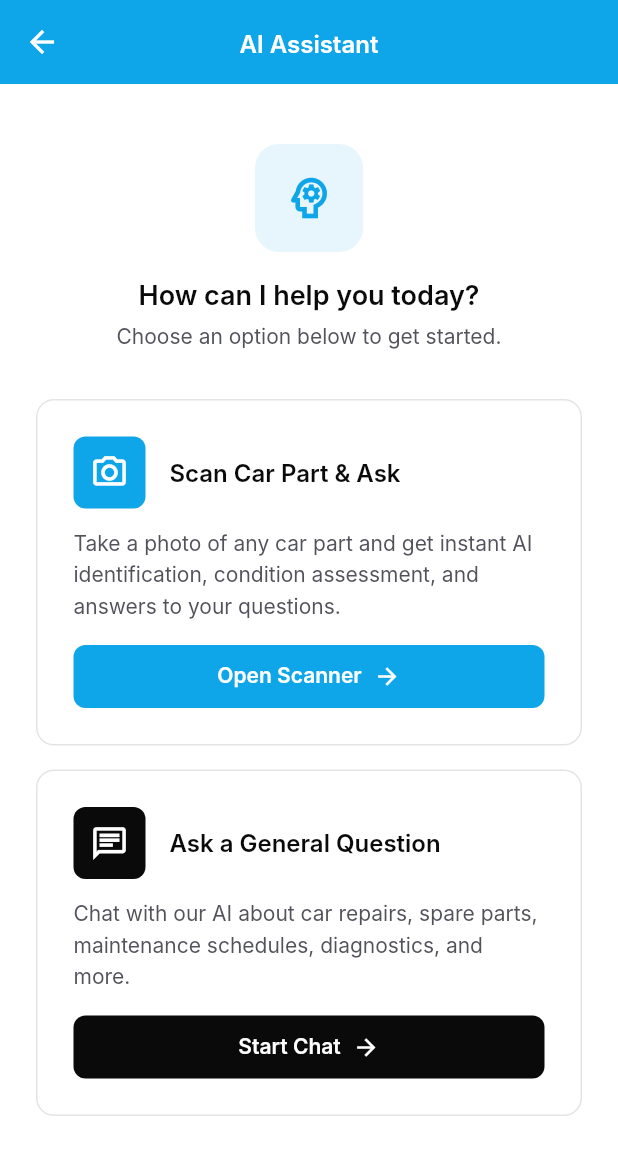
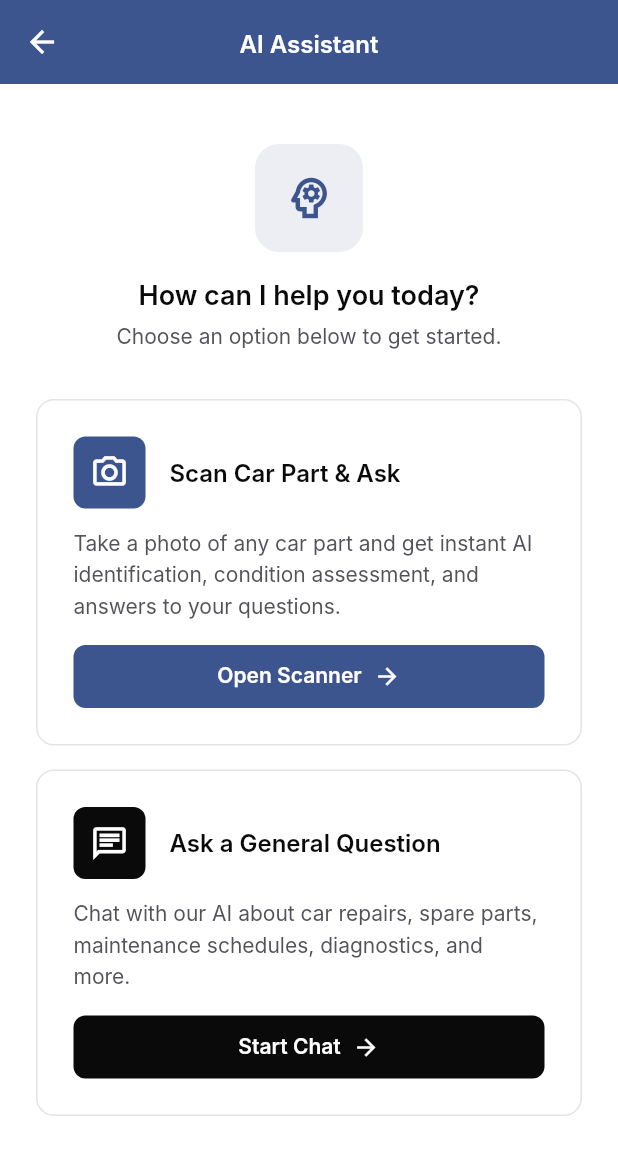
Before and after one commit to kiwanacollins/moto-lens, a Flutter app: the AiAssistantScreen screen opened by its route, on a phone screen of 412 x 824 dp. Shown: the top 1155 px of the screen. Run offline on Flutter 3.47's test engine with Material 3 defaults, Android fonts, the phone set to English and light mode, and no system bars; our stand-ins replace cached_network_image, connectivity_plus, flutter_markdown, flutter_secure_storage, flutter_svg, form_builder_validators and 5 more; missing offline and left inert: local_auth_android, mobile_scanner; accounts and stored records are empty; Roboto replaces fonts that are missing (Inter); project files that could hold a hidden picture were left out.

Commit message:
fix: Update brand colors and theme references in app_colors and app_theme

```diff
--- a/moto_lens_mobile/lib/styles/app_colors.dart
+++ b/moto_lens_mobile/lib/styles/app_colors.dart
@@ -1,18 +1,22 @@
 import 'package:flutter/material.dart';
 
-/// German Car Medic Brand Colors
+/// MotoLens Brand Colors
 ///
-/// Professional automotive design system matching React PWA
-/// Core colors: Electric Blue, Carbon Black, Gunmetal Gray
+/// Professional automotive design system
+/// Core colors: Navy Blue, Racing Red, Carbon Black, Gunmetal Gray
 class AppColors {
   // Private constructor to prevent instantiation
   AppColors._();
 
   /// ==================== BRAND CORE COLORS ====================
 
-  /// Electric Blue (#0ea5e9) - Primary brand color
+  /// Navy Blue (#3c558f) - Primary brand color (from logo)
   /// Used for: CTAs, primary buttons, interactive elements, highlights
-  static const Color electricBlue = Color(0xFF0EA5E9);
+  static const Color electricBlue = Color(0xFF3C558F);
+
+  /// Racing Red (#d82f37) - Accent brand color (from logo)
+  /// Used for: Secondary CTAs, highlights, status indicators, accents
+  static const Color racingRed = Color(0xFFD82F37);
 
   /// Carbon Black (#0a0a0a) - Main text and high-contrast elements
   /// Used for: Main text, headings, dark backgrounds
@@ -49,7 +53,7 @@ class AppColors {
   /// Error/Destructive - Red 500
   static const Color error = Color(0xFFEF4444);
 
-  /// Info - Electric Blue (reuse primary)
+  /// Info - Navy Blue (reuse primary)
   static const Color info = electricBlue;
 
   /// ==================== UI BACKGROUNDS ====================
@@ -110,9 +114,14 @@ class AppColors {
 
   /// ==================== UTILITY METHODS ====================
 
-  /// Get shade of Electric Blue
+  /// Get shade of Navy Blue (primary)
   static Color electricBlueShade(double opacity) {
     return electricBlue.withOpacity(opacity);
+  }
+
+  /// Get shade of Racing Red (accent)
+  static Color racingRedShade(double opacity) {
+    return racingRed.withOpacity(opacity);
   }
 
   /// Get shade of Carbon Black
@@ -133,22 +142,22 @@ class AppColors {
   }
 }
 
-/// Material Color Swatch for Electric Blue (for use with MaterialApp)
+/// Material Color Swatch for Navy Blue (for use with MaterialApp)
 class ElectricBlueSwatch extends MaterialColor {
-  const ElectricBlueSwatch() : super(_electricBluePrimary, _electricBlueMap);
+  const ElectricBlueSwatch() : super(_navyBluePrimary, _navyBlueMap);
 
-  static const int _electricBluePrimary = 0xFF0EA5E9;
+  static const int _navyBluePrimary = 0xFF3C558F;
 
-  static const Map<int, Color> _electricBlueMap = {
-    50: Color(0xFFE0F2FE),
-    100: Color(0xFFBAE6FD),
-    200: Color(0xFF7DD3FC),
-    300: Color(0xFF38BDF8),
-    400: Color(0xFF0EA5E9), // Primary
-    500: Color(0xFF0284C7),
-    600: Color(0xFF0369A1),
-    700: Color(0xFF075985),
-    800: Color(0xFF0C4A6E),
-    900: Color(0xFF082F49),
+  static const Map<int, Color> _navyBlueMap = {
+    50: Color(0xFFEBEEF5),
+    100: Color(0xFFCDD4E4),
+    200: Color(0xFFACB8D1),
+    300: Color(0xFF8B9BBD),
+    400: Color(0xFF6A7FA9),
+    500: Color(0xFF3C558F), // Primary
+    600: Color(0xFF344B80),
+    700: Color(0xFF2C406E),
+    800: Color(0xFF24355C),
+    900: Color(0xFF1A2741),
   };
 }
--- a/moto_lens_mobile/lib/styles/app_theme.dart
+++ b/moto_lens_mobile/lib/styles/app_theme.dart
@@ -4,10 +4,10 @@ import 'app_colors.dart';
 import 'app_typography.dart';
 import 'app_spacing.dart';
 
-/// German Car Medic App Theme
+/// MotoLens App Theme
 ///
 /// Complete theme configuration combining colors, typography, and spacing
-/// Professional automotive design system based on Electric Blue brand
+/// Professional automotive design system based on Navy Blue & Racing Red brand
 class AppTheme {
   // Private constructor to prevent instantiation
   AppTheme._();
```
